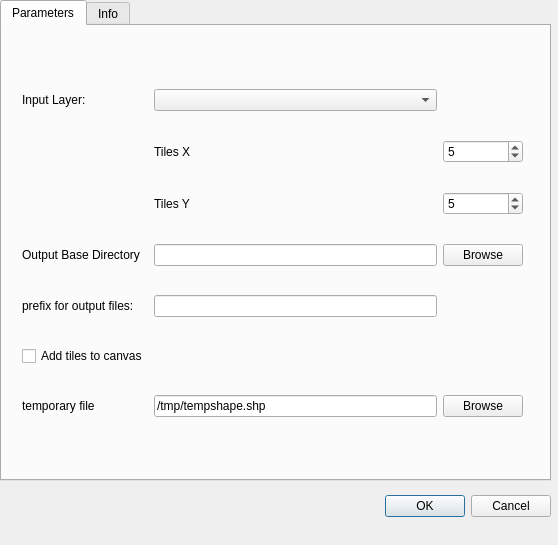
Above: gridSplitter_dialog_base.ui from Sereza7/gridsplitter before the change. Below: the same form after it.
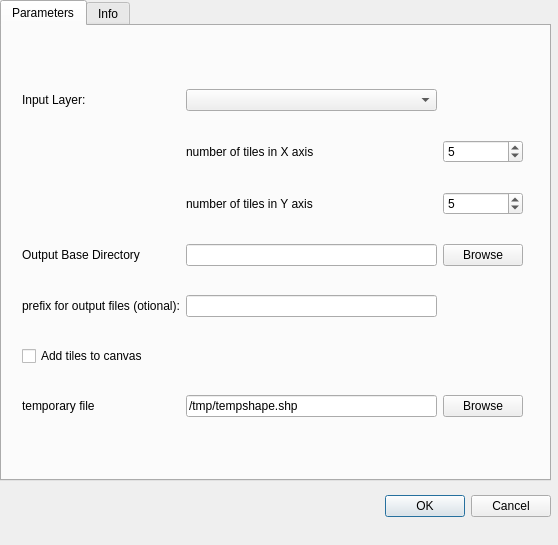
That is the form after the change. Custom widgets are drawn as their Qt base class.

Diff of the .ui file:
```diff
--- a/gridSplitter_dialog_base.ui
+++ b/gridSplitter_dialog_base.ui
@@ -157,7 +157,7 @@
          <locale language="English" country="UnitedStates"/>
         </property>
         <property name="text">
-         <string>Tiles X</string>
+         <string>number of tiles in X axis</string>
         </property>
        </widget>
       </item>
@@ -167,7 +167,7 @@
          <locale language="English" country="UnitedStates"/>
         </property>
         <property name="text">
-         <string>Tiles Y</string>
+         <string>number of tiles in Y axis</string>
         </property>
        </widget>
       </item>
@@ -177,7 +177,7 @@
       <item row="6" column="0">
        <widget class="QLabel" name="label_8">
         <property name="text">
-         <string>prefix for output files:</string>
+         <string>prefix for output files (otional):</string>
         </property>
        </widget>
       </item>
```
Left out of the diff: 6 changed lines with no effect on the pictures.
